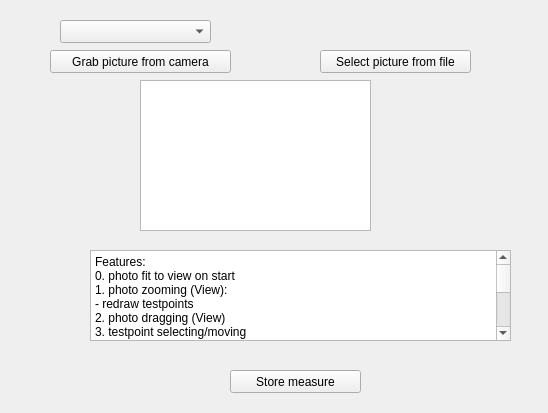
The window that formdiagnose.ui (polovik/asa) describes before a commit, drawn with Qt 5.
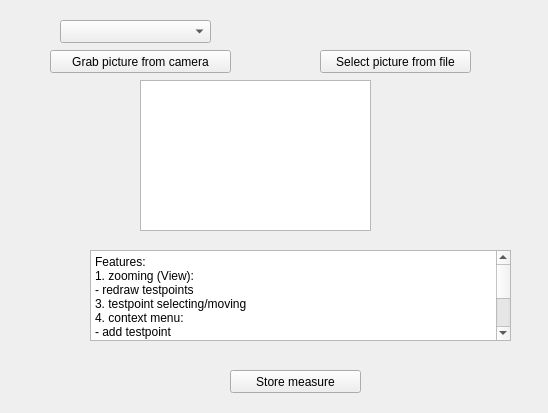
The same window after the commit. Icons and pictures are not drawn. Custom widgets are drawn as their Qt base class.

Commit message: Show context menu for add, remove testpoint, view entire photo. Redraw testpoints upon zooming.

Patch:
```diff
--- a/formdiagnose.ui
+++ b/formdiagnose.ui
@@ -93,10 +93,8 @@
    </property>
    <property name="plainText">
     <string>Features:
-0. photo fit to view on start
-1. photo zooming (View):
+1. zooming (View):
 - redraw testpoints
-2. photo dragging (View)
 3. testpoint selecting/moving
 4. context menu:
 - add testpoint
```
The commit also changes 4 other files.
